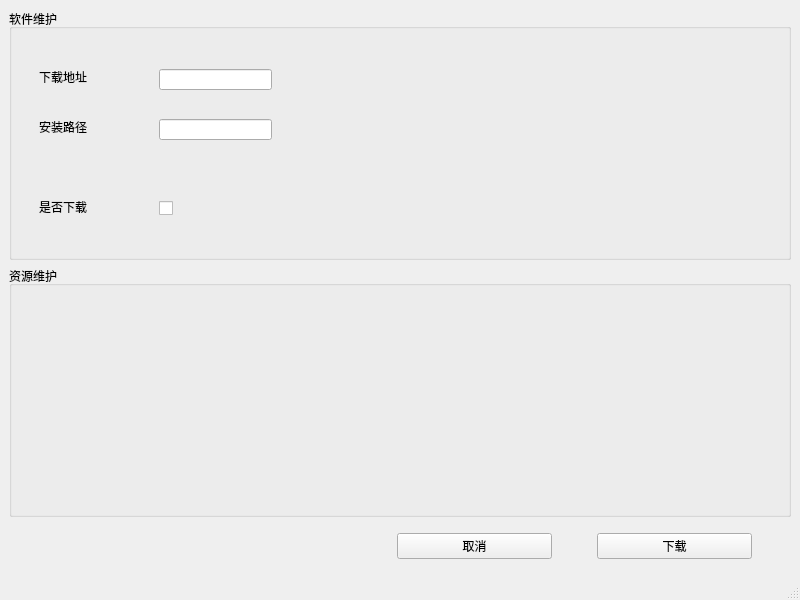
This is src/mainwindow.ui in money0534/Notepad_QtCLion as Qt 5 draws it before an edit. The edited form follows.
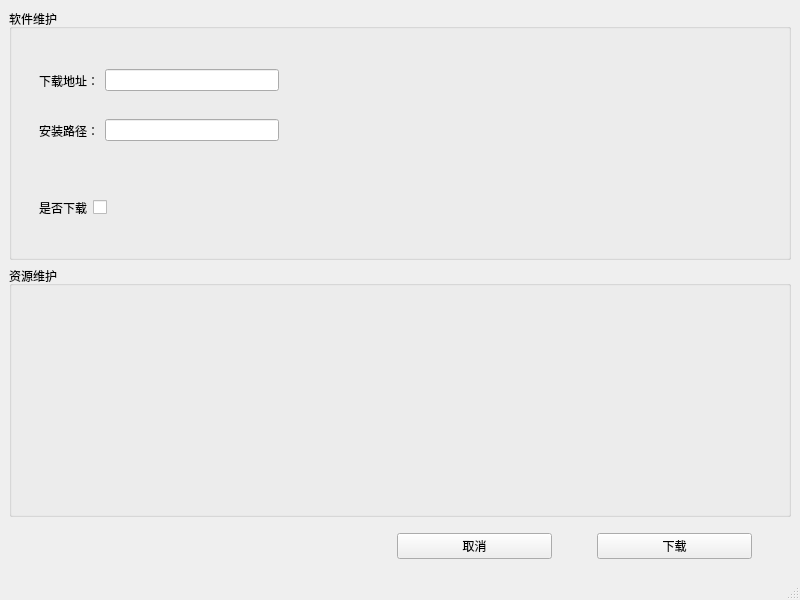
This is the edited form.

The edit to the form file:
```diff
--- a/src/mainwindow.ui
+++ b/src/mainwindow.ui
@@ -20,77 +20,75 @@
       <property name="title">
        <string>软件维护</string>
       </property>
-      <widget class="QLabel" name="label">
+      <widget class="QWidget" name="">
        <property name="geometry">
         <rect>
          <x>30</x>
          <y>60</y>
-         <width>72</width>
-         <height>15</height>
+         <width>240</width>
+         <height>23</height>
         </rect>
        </property>
-       <property name="text">
-        <string>下载地址</string>
-       </property>
+       <layout class="QHBoxLayout" name="horizontalLayout_2">
+        <item>
+         <widget class="QLabel" name="label">
+          <property name="text">
+           <string>下载地址：</string>
+          </property>
+         </widget>
+        </item>
+        <item>
+         <widget class="QLineEdit" name="leAppUrl"/>
+        </item>
+       </layout>
       </widget>
-      <widget class="QLineEdit" name="leAppUrl">
+      <widget class="QWidget" name="">
        <property name="geometry">
         <rect>
-         <x>150</x>
-         <y>60</y>
-         <width>113</width>
-         <height>21</height>
-        </rect>
-       </property>
-      </widget>
-      <widget class="QLabel" name="label_2">
-       <property name="geometry">
-        <rect>
          <x>30</x>
          <y>110</y>
-         <width>72</width>
-         <height>15</height>
+         <width>240</width>
+         <height>23</height>
         </rect>
        </property>
-       <property name="text">
-        <string>安装路径</string>
-       </property>
+       <layout class="QHBoxLayout" name="horizontalLayout_3">
+        <item>
+         <widget class="QLabel" name="label_2">
+          <property name="text">
+           <string>安装路径：</string>
+          </property>
+         </widget>
+        </item>
+        <item>
+         <widget class="QLineEdit" name="leAppPath"/>
+        </item>
+       </layout>
       </widget>
-      <widget class="QLineEdit" name="leAppPath">
+      <widget class="QWidget" name="">
        <property name="geometry">
         <rect>
-         <x>150</x>
-         <y>110</y>
-         <width>113</width>
-         <height>21</height>
-        </rect>
-       </property>
-      </widget>
-      <widget class="QLabel" name="label_3">
-       <property name="geometry">
-        <rect>
          <x>30</x>
          <y>190</y>
-         <width>72</width>
-         <height>15</height>
+         <width>85</width>
+         <height>18</height>
         </rect>
        </property>
-       <property name="text">
-        <string>是否下载</string>
-       </property>
-      </widget>
-      <widget class="QCheckBox" name="cbApp">
-       <property name="geometry">
-        <rect>
-         <x>150</x>
-         <y>190</y>
-         <width>91</width>
-         <height>19</height>
-        </rect>
-       </property>
-       <property name="text">
-        <string/>
-       </property>
+       <layout class="QHBoxLayout" name="horizontalLayout_4">
+        <item>
+         <widget class="QLabel" name="label_3">
+          <property name="text">
+           <string>是否下载</string>
+          </property>
+         </widget>
+        </item>
+        <item>
+         <widget class="QCheckBox" name="cbApp">
+          <property name="text">
+           <string/>
+          </property>
+         </widget>
+        </item>
+       </layout>
       </widget>
      </widget>
     </item>
```
